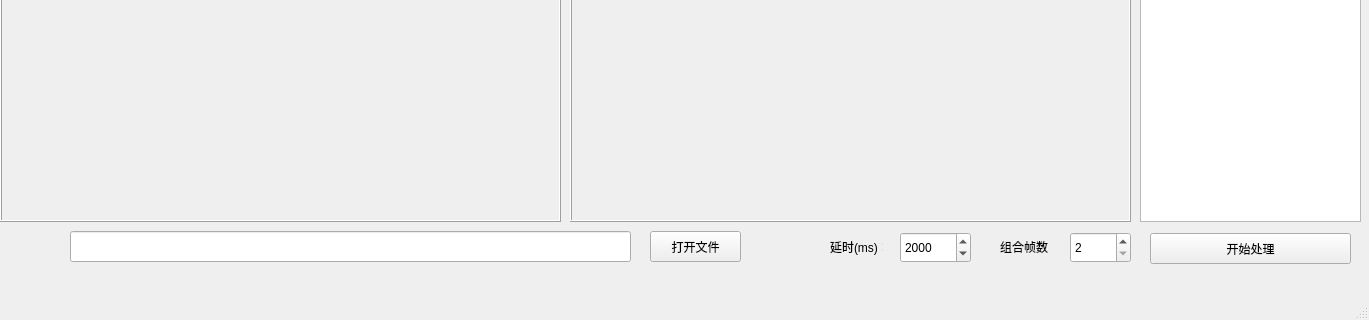
The window that mainwindow.ui (deqinli/diftCorrection) describes before a commit, drawn with Qt 5; both pictures show x 0 to 1369 and y 339 to 659 of the 1369 by 659 pixel window.
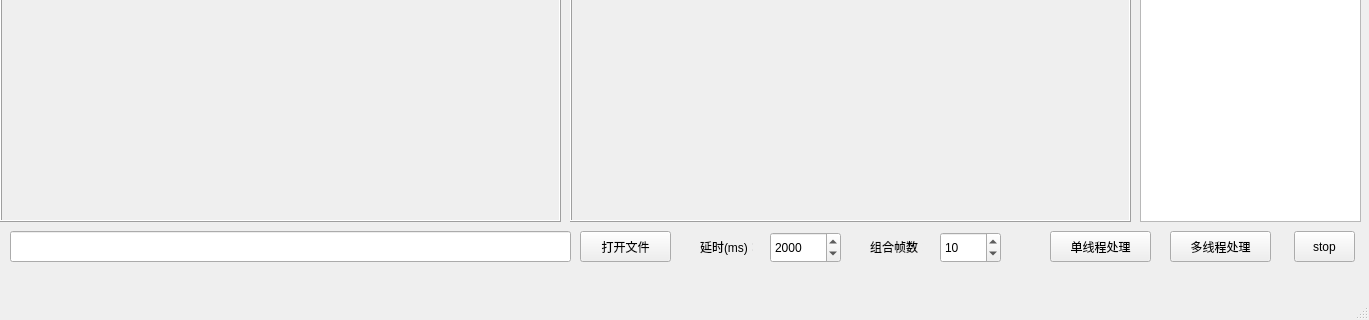
The same window after the commit.

Commit message: 增加多线程处理图像序列

Patch:
```diff
--- a/mainwindow.ui
+++ b/mainwindow.ui
@@ -55,7 +55,7 @@
    <widget class="QPushButton" name="btnOpenFiles">
     <property name="geometry">
      <rect>
-      <x>650</x>
+      <x>580</x>
       <y>570</y>
       <width>91</width>
       <height>31</height>
@@ -78,7 +78,7 @@
    <widget class="QLineEdit" name="lineEdit_filePath">
     <property name="geometry">
      <rect>
-      <x>70</x>
+      <x>10</x>
       <y>570</y>
       <width>561</width>
       <height>31</height>
@@ -101,7 +101,7 @@
    <widget class="QSpinBox" name="spinBox_frameCount">
     <property name="geometry">
      <rect>
-      <x>1070</x>
+      <x>940</x>
       <y>571</y>
       <width>61</width>
       <height>31</height>
@@ -113,11 +113,14 @@
     <property name="maximum">
      <number>100</number>
     </property>
+    <property name="value">
+     <number>10</number>
+    </property>
    </widget>
    <widget class="QLabel" name="label_2">
     <property name="geometry">
      <rect>
-      <x>1000</x>
+      <x>870</x>
       <y>570</y>
       <width>53</width>
       <height>31</height>
@@ -130,20 +133,20 @@
    <widget class="QPushButton" name="btnStartProcess">
     <property name="geometry">
      <rect>
-      <x>1150</x>
-      <y>572</y>
-      <width>201</width>
+      <x>1050</x>
+      <y>570</y>
+      <width>101</width>
       <height>31</height>
      </rect>
     </property>
     <property name="text">
-     <string>开始处理</string>
+     <string>单线程处理</string>
     </property>
    </widget>
    <widget class="QSpinBox" name="spinBox_delayTime">
     <property name="geometry">
      <rect>
-      <x>900</x>
+      <x>770</x>
       <y>571</y>
       <width>71</width>
       <height>31</height>
@@ -162,7 +165,7 @@
    <widget class="QLabel" name="label_3">
     <property name="geometry">
      <rect>
-      <x>830</x>
+      <x>700</x>
       <y>570</y>
       <width>53</width>
       <height>31</height>
@@ -172,6 +175,32 @@
      <string>延时(ms)：</string>
     </property>
    </widget>
+   <widget class="QPushButton" name="btnStartProcessMultiThread">
+    <property name="geometry">
+     <rect>
+      <x>1170</x>
+      <y>570</y>
+      <width>101</width>
+      <height>31</height>
+     </rect>
+    </property>
+    <property name="text">
+     <string>多线程处理</string>
+    </property>
+   </widget>
+   <widget class="QPushButton" name="btnStop">
+    <property name="geometry">
+     <rect>
+      <x>1294</x>
+      <y>570</y>
+      <width>61</width>
+      <height>31</height>
+     </rect>
+    </property>
+    <property name="text">
+     <string>stop</string>
+    </property>
+   </widget>
   </widget>
   <widget class="QMenuBar" name="menubar">
    <property name="geometry">
```
The commit also changes 11 other files.
